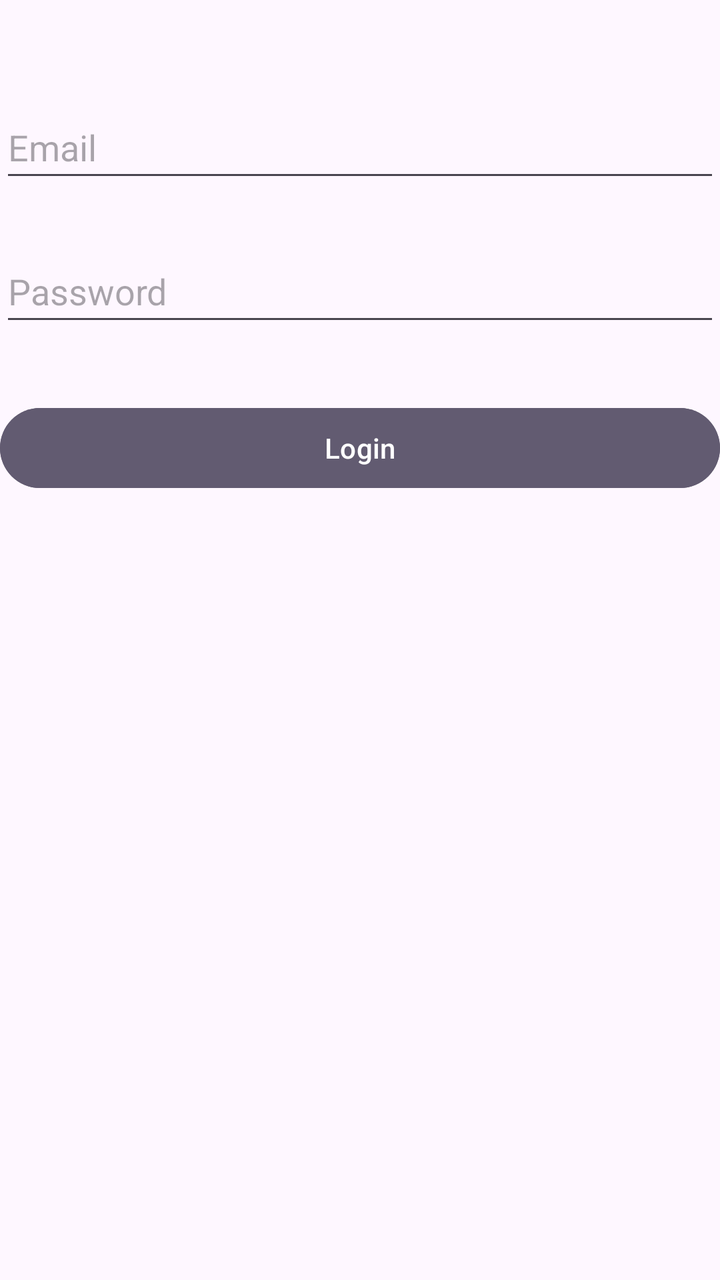
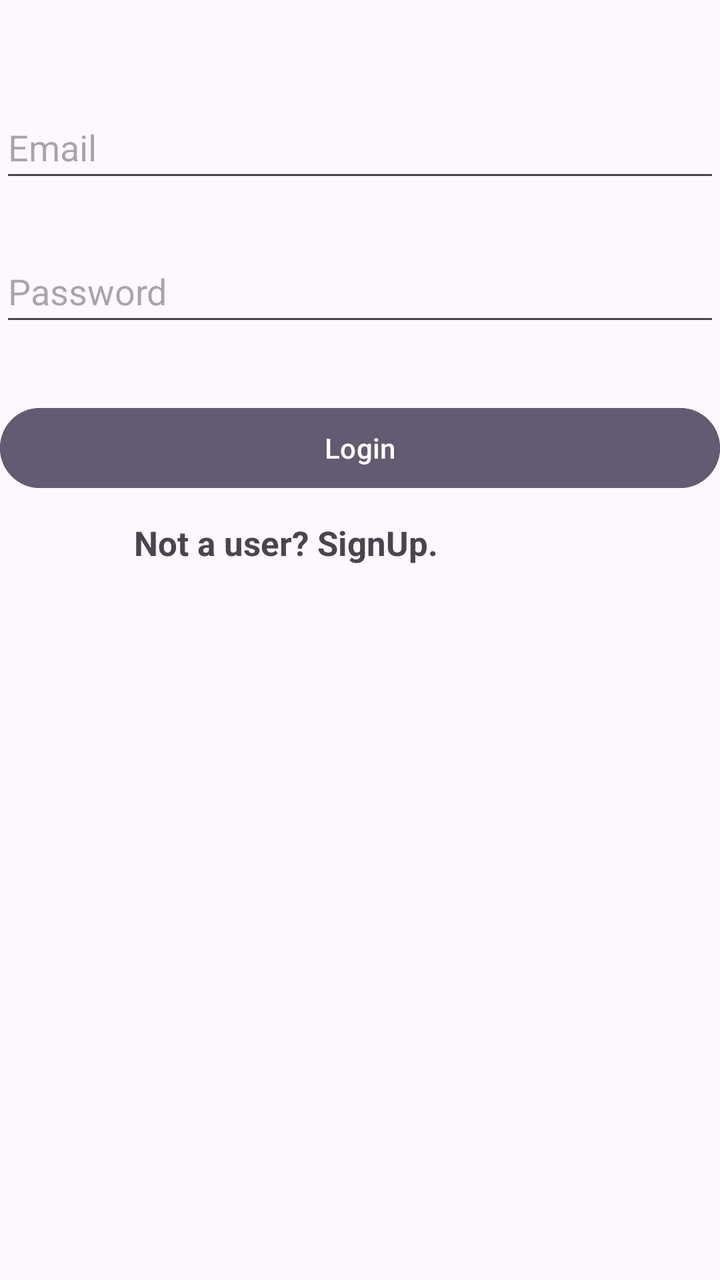

Two renders of the same Android screen: before a commit and after it. Below are the layout's source before the change and the commit's diff.
<!-- AndroidManifest.xml: application theme Theme.Group14_ProjectIteration1_QuickCash -->
<!-- res/layout/activity_log_in.xml -->
<?xml version="1.0" encoding="utf-8"?>
<androidx.constraintlayout.widget.ConstraintLayout xmlns:android="http://schemas.android.com/apk/res/android"
    xmlns:app="http://schemas.android.com/apk/res-auto"
    xmlns:tools="http://schemas.android.com/tools"
    android:id="@+id/main"
    android:layout_width="match_parent"
    android:layout_height="match_parent"
    tools:context=".view.LogInActivity">

    <EditText
        android:id="@+id/editTextEmail"
        android:layout_width="0dp"
        android:layout_height="wrap_content"
        android:minHeight="48dp"
        android:hint="Email"
        android:inputType="textEmailAddress"
        android:importantForAutofill="yes"
        android:autofillHints="emailAddress"
        app:layout_constraintTop_toTopOf="parent"
        app:layout_constraintStart_toStartOf="parent"
        app:layout_constraintEnd_toEndOf="parent"
        android:layout_marginTop="48dp" />

    <EditText
        android:id="@+id/editTextPassword"
        android:layout_width="0dp"
        android:layout_height="wrap_content"
        android:minHeight="48dp"
        android:hint="Password"
        android:inputType="textPassword"
        android:importantForAutofill="yes"
        android:autofillHints="password"
        app:layout_constraintTop_toBottomOf="@id/editTextEmail"
        app:layout_constraintStart_toStartOf="parent"
        app:layout_constraintEnd_toEndOf="parent"
        android:layout_marginTop="24dp" />

    <Button
        android:id="@+id/buttonLogin"
        android:layout_width="0dp"
        android:layout_height="wrap_content"
        android:minHeight="48dp"
        android:text="Login"
        android:backgroundTint="?android:attr/colorAccent"
        app:layout_constraintTop_toBottomOf="@id/editTextPassword"
        app:layout_constraintStart_toStartOf="parent"
        app:layout_constraintEnd_toEndOf="parent"
        android:layout_marginTop="32dp" />

</androidx.constraintlayout.widget.ConstraintLayout>
<!-- resources referenced by this layout -->
<resources>
  <style name="Theme.Group14_ProjectIteration1_QuickCash" parent="Base.Theme.Group14_ProjectIteration1_QuickCash" />
  <style name="Base.Theme.Group14_ProjectIteration1_QuickCash" parent="Theme.Material3.DayNight.NoActionBar">
          
          
      </style>
</resources>

<!-- the commit's change to res/layout/activity_log_in.xml (unified diff, before → after) -->
@@ -47,4 +47,24 @@
         app:layout_constraintEnd_toEndOf="parent"
         android:layout_marginTop="32dp" />
 
+    <TextView
+        android:id="@+id/signupPageLink"
+        android:layout_width="221dp"
+        android:layout_height="28dp"
+        android:layout_marginStart="72dp"
+        android:layout_marginTop="12dp"
+        android:layout_marginEnd="72dp"
+        android:layout_marginBottom="4dp"
+        android:text="Not a user? SignUp."
+        android:clickable="true"
+        android:focusable="true"
+        android:textStyle="bold"
+        android:textSize="17sp"
+        app:layout_constraintBottom_toBottomOf="parent"
+        app:layout_constraintEnd_toEndOf="parent"
+        app:layout_constraintHorizontal_bias="1.0"
+        app:layout_constraintStart_toStartOf="parent"
+        app:layout_constraintTop_toBottomOf="@+id/buttonLogin"
+        app:layout_constraintVertical_bias="0.0" />
+
 </androidx.constraintlayout.widget.ConstraintLayout>
